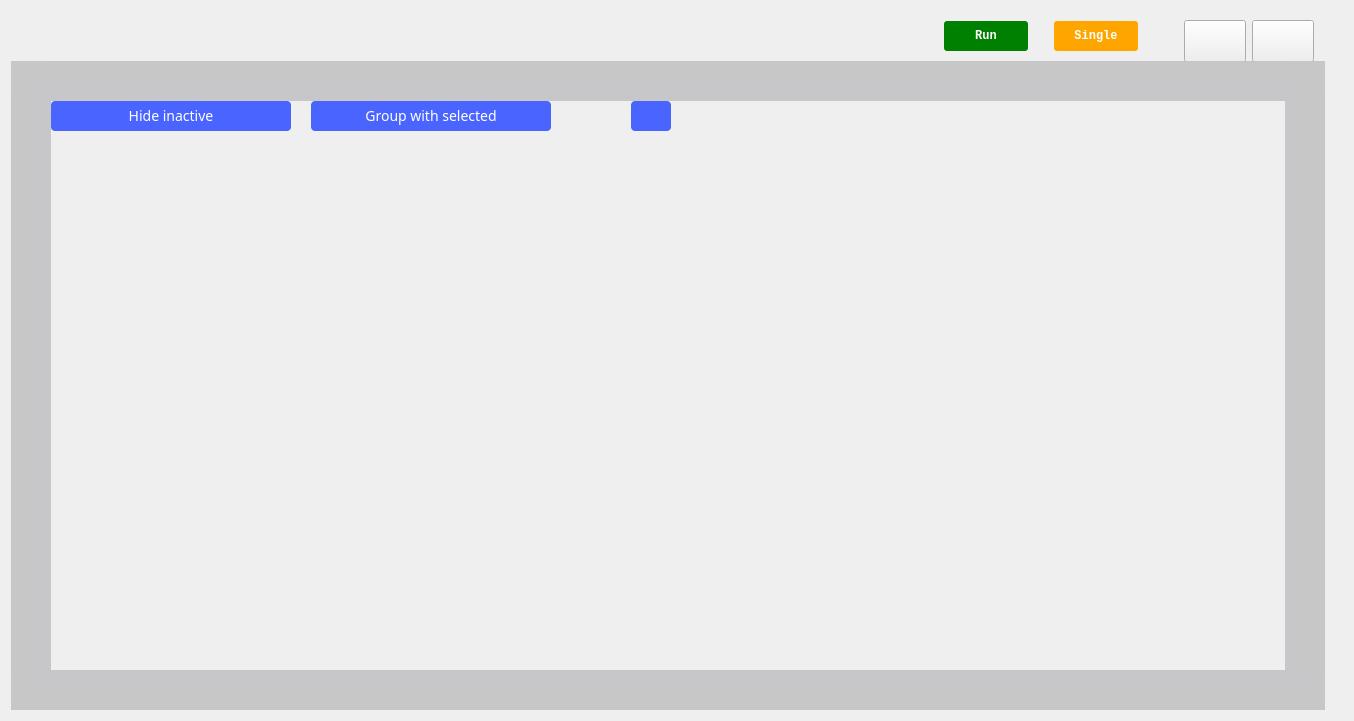
The window that ui/pattern_generator.ui (analogdevicesinc/scopy) describes before a commit, drawn with Qt 5.
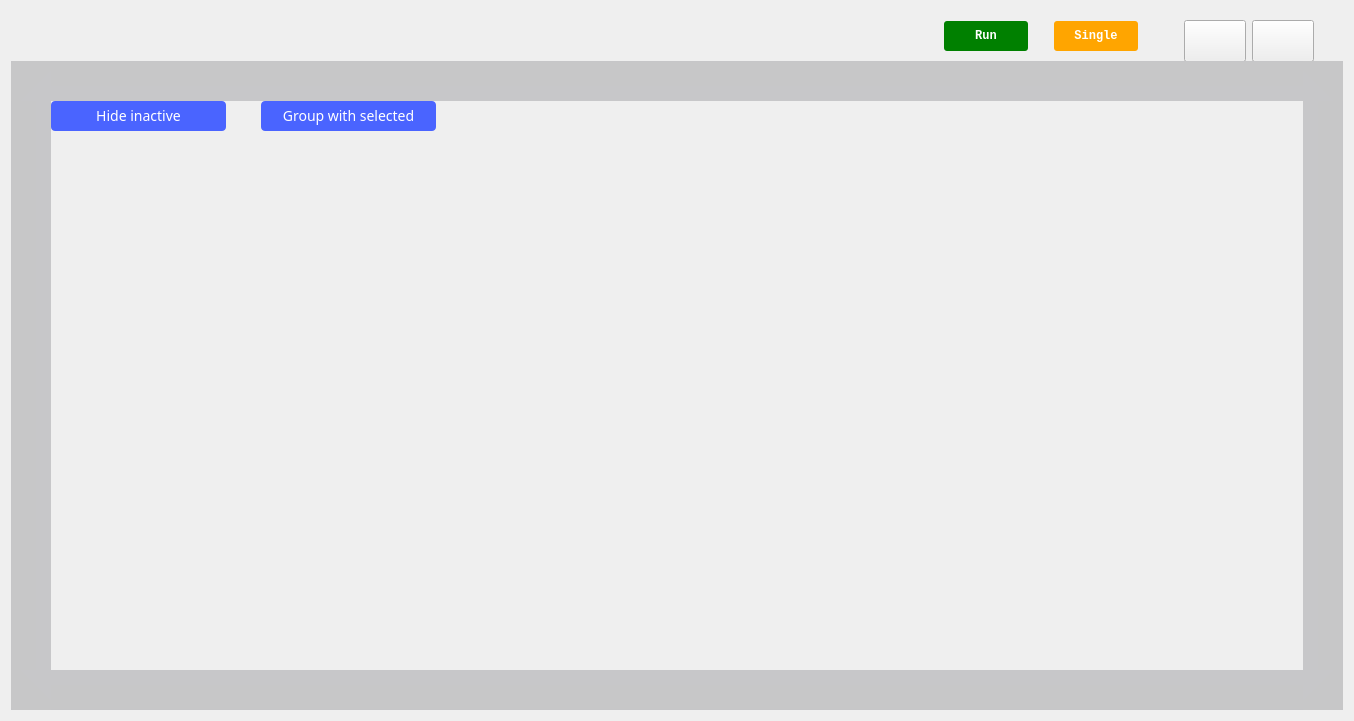
The same window after the commit. The open tabs and pages were chosen to show the change. Icons and pictures are not drawn. Custom widgets are drawn as their Qt base class.

Commit message:
PatternGenerator - Big UI update
Got rid of the multiple comboboxes for each channel.
Reworked trace highlighting and the Channel Group settings widget.

The edit to the form file:
```diff
--- a/ui/pattern_generator.ui
+++ b/ui/pattern_generator.ui
@@ -802,7 +802,7 @@
                 <property name="styleSheet">
                  <string notr="true">QPushButton
 {
-  width: 240px;
+  width: 175px;
   height: 30px;
   border-radius: 4px;
   background-color: #4a64ff;
@@ -840,7 +840,7 @@
                 </property>
                 <property name="sizeHint" stdset="0">
                  <size>
-                  <width>20</width>
+                  <width>35</width>
                   <height>20</height>
                  </size>
                 </property>
@@ -850,7 +850,7 @@
                <widget class="QPushButton" name="btnGroupWithSelected">
                 <property name="styleSheet">
                  <string notr="true">QPushButton{
-  width: 240px;
+  width: 175px;
   height: 30px;
   border-radius: 4px;
   background-color: #4a64ff;
@@ -873,66 +873,6 @@
                 </property>
                </widget>
               </item>
-              <item>
-               <spacer name="horizontalSpacer_6">
-                <property name="orientation">
-                 <enum>Qt::Horizontal</enum>
-                </property>
-                <property name="sizeType">
-                 <enum>QSizePolicy::Preferred</enum>
-                </property>
-                <property name="sizeHint" stdset="0">
-                 <size>
-                  <width>80</width>
-                  <height>20</height>
-                 </size>
-                </property>
-               </spacer>
-              </item>
-              <item>
-               <widget class="QPushButton" name="btnExtendChannelManager">
-                <property name="styleSheet">
-                 <string notr="true">QPushButton{
-  width: 40px;
-  height: 30px;
-  border-radius: 4px;
-  background-color: #4a64ff;
-  font-family: ArialMT;
-  font-size: 14px;
-  font-weight: normal;
-  font-style: normal;
-  text-align: center;
-
-}
-
-QPushButton:checked {
-  background-image: url(:/icons/ico-expand.svg);
-  background-repeat: none;
-  background-position:center;
-}
-
-QPushButton:!checked {
-  background-image: url(:/icons/ico-collapse.svg);
-  background-repeat: none;
-  background-position:center;
-}
-
-QPushButton:hover
-{
-	 background-color: #4a34ff;
-}</string>
-                </property>
-                <property name="text">
-                 <string/>
-                </property>
-                <property name="checkable">
-                 <bool>true</bool>
-                </property>
-                <property name="checked">
-                 <bool>false</bool>
-                </property>
-               </widget>
-              </item>
               <item>
                <spacer name="horizontalSpacer_8">
                 <property name="orientation">
@@ -1364,9 +1304,7 @@
             <number>0</number>
            </property>
            <widget class="QWidget" name="pgSettings"/>
-           <widget class="QWidget" name="cgSettings">
-            <layout class="QVBoxLayout" name="verticalLayout_3"/>
-           </widget>
+           <widget class="QWidget" name="cgSettings"/>
           </widget>
          </item>
         </layout>
```
Left out of the diff: 2 changed lines with no effect on the pictures. The commit also changes 11 other files.
